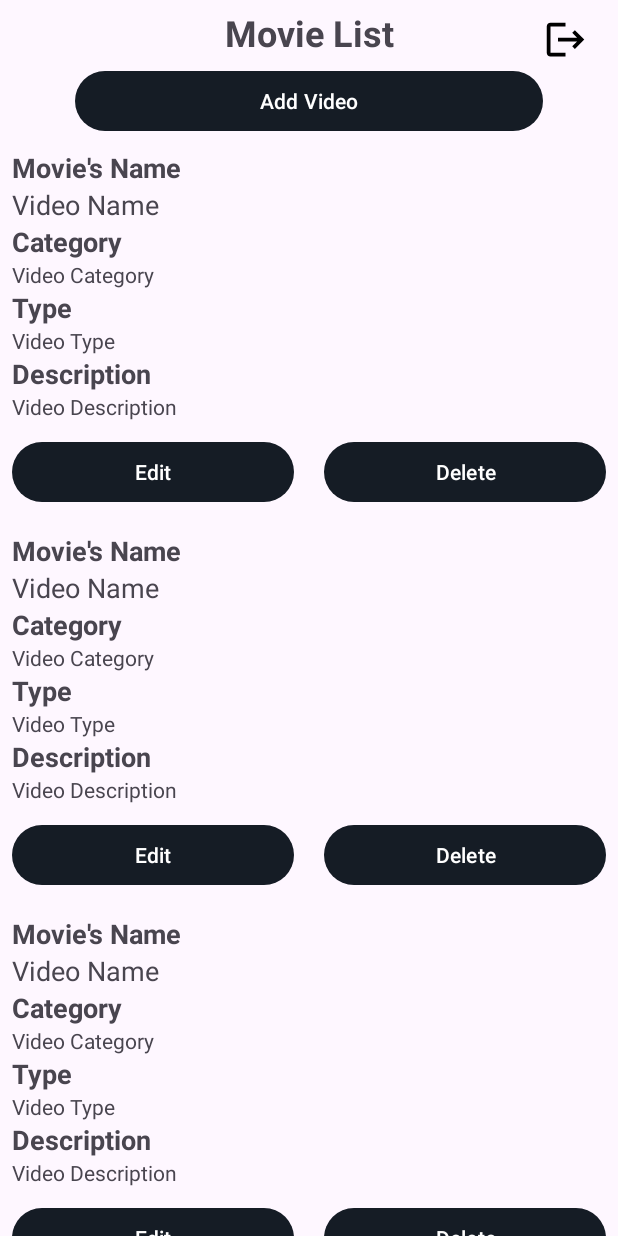
After one commit to minhhieu111/JavaAndroi_Nhom9, an Android app: the layout activity_admin_home.xml on its own in the app's theme, with its tools: preview values and no code run, on a phone screen of 412 x 824 dp. The commit adds this screen. Run offline under Robolectric (Android 15) with nearby library versions, the phone set to English and light mode, and no system bars.

Commit message:
crud movie for admin home page
crud movie for admin home page

```diff
--- a/app/src/main/java/com/example/movieapp/Admin/UploadThumbnailActivity.java
+++ b/app/src/main/java/com/example/movieapp/Admin/UploadThumbnailActivity.java
@@ -170,6 +170,9 @@ public class UploadThumbnailActivity extends AppCompatActivity {
                             updatedataref.child("video_thumb").setValue(thumbnail_url);
                             progressDialog.dismiss();
                             Toast.makeText(UploadThumbnailActivity.this, "file uploaded", Toast.LENGTH_SHORT).show();
+                            Intent intent = new Intent(UploadThumbnailActivity.this, AdminHomeActivity.class);
+                            startActivity(intent);
+                            finish();
                         }
                     });
                 }
--- a/app/src/main/java/com/example/movieapp/User/LoginActivity.java
+++ b/app/src/main/java/com/example/movieapp/User/LoginActivity.java
@@ -22,6 +22,7 @@ import androidx.core.graphics.Insets;
 import androidx.core.view.ViewCompat;
 import androidx.core.view.WindowInsetsCompat;
 
+import com.example.movieapp.Admin.AdminHomeActivity;
 import com.example.movieapp.Admin.UploadVideoActivity;
 import com.example.movieapp.R;
 import com.google.android.gms.tasks.OnFailureListener;
@@ -85,7 +86,7 @@ public class LoginActivity extends AppCompatActivity {
                                         FirebaseUser user = auth.getCurrentUser(); //Lấy người dùng hiện tại
                                         if (isAdmin(email)) {
                                             Toast.makeText(LoginActivity.this, "Login Admin Successful", Toast.LENGTH_SHORT).show();
-                                            startActivity(new Intent(LoginActivity.this, UploadVideoActivity.class));
+                                            startActivity(new Intent(LoginActivity.this, AdminHomeActivity.class));
                                             finish();
                                         } else {
                                             if(user.isEmailVerified()){
@@ -158,7 +159,7 @@ public class LoginActivity extends AppCompatActivity {
 
         if(auth.getCurrentUser() != null) {
             if (isAdmin(user.getEmail())) {
-                startActivity(new Intent(LoginActivity.this, UploadVideoActivity.class));
+                startActivity(new Intent(LoginActivity.this, AdminHomeActivity.class));
             } else {
                 startActivity(new Intent(LoginActivity.this, HomeActivity.class));
             }
--- /dev/null
+++ b/app/src/main/res/drawable/ic_logout_admin.xml
@@ -0,0 +1,5 @@
+<vector xmlns:android="http://schemas.android.com/apk/res/android" android:autoMirrored="true" android:height="24dp" android:tint="#000000" android:viewportHeight="24" android:viewportWidth="24" android:width="24dp">
+
+    <path android:fillColor="@android:color/white" android:pathData="M17,7l-1.41,1.41L18.17,11H8v2h10.17l-2.58,2.58L17,17l5,-5zM4,5h8V3H4c-1.1,0 -2,0.9 -2,2v14c0,1.1 0.9,2 2,2h8v-2H4V5z"/>
+
+</vector>
--- /dev/null
+++ b/app/src/main/res/layout/activity_admin_home.xml
@@ -0,0 +1,55 @@
+<!-- activity_main.xml -->
+<androidx.constraintlayout.widget.ConstraintLayout xmlns:android="http://schemas.android.com/apk/res/android"
+    xmlns:app="http://schemas.android.com/apk/res-auto"
+    xmlns:tools="http://schemas.android.com/tools"
+    android:layout_width="match_parent"
+    android:layout_height="match_parent"
+    tools:context=".Admin.AdminHomeActivity">
+
+    <TextView
+        android:id="@+id/tvTitle"
+        android:layout_width="0dp"
+        android:layout_height="wrap_content"
+        android:text="Movie List"
+        android:textSize="24sp"
+        android:textStyle="bold"
+        android:gravity="center"
+        android:padding="5dp"
+        app:layout_constraintTop_toTopOf="parent"
+        app:layout_constraintStart_toStartOf="parent"
+        app:layout_constraintEnd_toEndOf="parent" />
+
+    <Button
+        android:id="@+id/btnAddVideo"
+        android:layout_width="match_parent"
+        android:layout_height="wrap_content"
+        android:text="Add Video"
+        android:layout_marginLeft="50dp"
+        android:layout_marginRight="50dp"
+        app:layout_constraintStart_toStartOf="parent"
+        app:layout_constraintTop_toBottomOf="@+id/tvTitle"
+        app:layout_constraintEnd_toEndOf="parent" />
+
+    <androidx.recyclerview.widget.RecyclerView
+        android:id="@+id/recyclerView"
+        android:layout_width="0dp"
+        android:layout_height="0dp"
+        app:layout_constraintTop_toBottomOf="@+id/btnAddVideo"
+        app:layout_constraintBottom_toBottomOf="parent"
+        app:layout_constraintStart_toStartOf="parent"
+        app:layout_constraintEnd_toEndOf="parent"
+        tools:listitem="@layout/movie_item" />
+
+    <ImageView
+        android:id="@+id/btnLogout"
+        android:layout_width="30dp"
+        android:layout_height="30dp"
+        android:layout_alignParentEnd="true"
+        android:src="@drawable/ic_logout_admin"
+        app:layout_constraintTop_toTopOf="parent"
+        app:layout_constraintEnd_toEndOf="parent"
+        android:layout_marginRight="20dp"
+        android:layout_marginTop="11dp"
+        tools:layout_editor_absoluteY="10dp" />
+
+</androidx.constraintlayout.widget.ConstraintLayout>
--- /dev/null
+++ b/app/src/main/res/layout/movie_item.xml
@@ -0,0 +1,106 @@
+<!-- item_video.xml -->
+<androidx.constraintlayout.widget.ConstraintLayout xmlns:android="http://schemas.android.com/apk/res/android"
+    xmlns:app="http://schemas.android.com/apk/res-auto"
+    xmlns:tools="http://schemas.android.com/tools"
+    android:layout_width="match_parent"
+    android:layout_height="wrap_content"
+    android:padding="8dp">
+
+    <TextView
+        android:id="@+id/filmName"
+        android:layout_width="wrap_content"
+        android:layout_height="wrap_content"
+        android:text="Movie's Name"
+        android:textSize="18sp"
+        android:textStyle="bold"
+        app:layout_constraintTop_toTopOf="parent"
+        app:layout_constraintStart_toStartOf="parent" />
+
+    <TextView
+        android:id="@+id/tvVideoName"
+        android:layout_width="0dp"
+        android:layout_height="wrap_content"
+        android:text="Video Name"
+        android:textSize="18sp"
+        app:layout_constraintTop_toBottomOf="@+id/filmName"
+        app:layout_constraintStart_toStartOf="parent" />
+
+    <TextView
+        android:id="@+id/category"
+        android:layout_width="wrap_content"
+        android:layout_height="wrap_content"
+        android:text="Category"
+        android:textSize="18sp"
+        android:textStyle="bold"
+        app:layout_constraintTop_toBottomOf="@+id/tvVideoName"
+        app:layout_constraintStart_toStartOf="parent" />
+
+    <TextView
+        android:id="@+id/tvVideoCategory"
+        android:layout_width="0dp"
+        android:layout_height="wrap_content"
+        android:text="Video Category"
+        app:layout_constraintTop_toBottomOf="@+id/category"
+        app:layout_constraintStart_toStartOf="parent"
+        app:layout_constraintEnd_toEndOf="parent" />
+
+    <TextView
+        android:id="@+id/type"
+        android:layout_width="wrap_content"
+        android:layout_height="wrap_content"
+        android:text="Type"
+        android:textSize="18sp"
+        android:textStyle="bold"
+        app:layout_constraintTop_toBottomOf="@+id/tvVideoCategory"
+        app:layout_constraintStart_toStartOf="parent" />
+    <TextView
+        android:id="@+id/tvVideoType"
+        android:layout_width="0dp"
+        android:layout_height="wrap_content"
+        android:text="Video Type"
+        app:layout_constraintTop_toBottomOf="@+id/type"
+        app:layout_constraintStart_toStartOf="parent"
+        app:layout_constraintEnd_toEndOf="parent" />
+
+    <TextView
+        android:id="@+id/description"
+        android:layout_width="wrap_content"
+        android:layout_height="wrap_content"
+        android:text="Description"
+        android:textSize="18sp"
+        android:textStyle="bold"
+        app:layout_constraintTop_toBottomOf="@+id/tvVideoType"
+        app:layout_constraintStart_toStartOf="parent" />
+
+    <TextView
+        android:id="@+id/tvVideoDescription"
+        android:layout_width="0dp"
+        android:layout_height="wrap_content"
+        android:text="Video Description"
+        app:layout_constraintTop_toBottomOf="@+id/description"
+        app:layout_constraintStart_toStartOf="parent"
+        app:layout_constraintEnd_toEndOf="parent" />
+
+    <Button
+        android:id="@+id/btnEdit"
+        android:layout_width="0dp"
+        android:layout_height="wrap_content"
+        android:layout_marginTop="10dp"
+        android:layout_marginRight="10dp"
+        android:text="Edit"
+        app:layout_constraintEnd_toStartOf="@+id/btnDelete"
+        app:layout_constraintStart_toStartOf="parent"
+        app:layout_constraintTop_toBottomOf="@+id/tvVideoDescription" />
+
+    <Button
+        android:id="@+id/btnDelete"
+        android:layout_width="0dp"
+        android:layout_height="wrap_content"
+        android:layout_marginTop="10dp"
+        android:layout_marginLeft="10dp"
+        android:text="Delete"
+        app:layout_constraintEnd_toEndOf="parent"
+        app:layout_constraintStart_toEndOf="@+id/btnEdit"
+        app:layout_constraintTop_toBottomOf="@+id/tvVideoDescription" />
+
+</androidx.constraintlayout.widget.ConstraintLayout>
```
Also changed, not shown: app/src/main/AndroidManifest.xml (+8 -3 lines), app/src/main/java/com/example/movieapp/Adapter/GetMovieForAdminHomeAdapter.java (added, +132 -0 lines), app/src/main/java/com/example/movieapp/Admin/AdminHomeActivity.java (added, +110 -0 lines), app/src/main/java/com/example/movieapp/Admin/EditFilmActivity.java (added, +111 -0 lines), app/src/main/res/layout/activity_edit_film.xml (added, +88 -0 lines).
